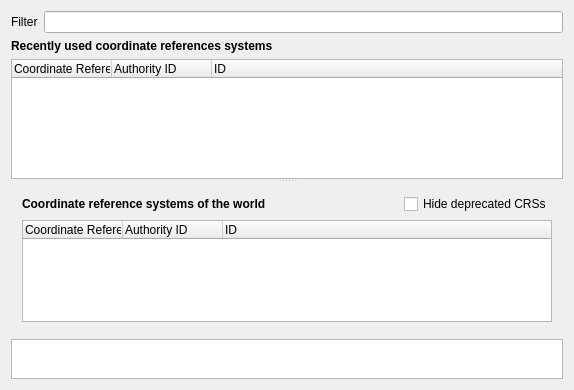
Qt form src/ui/qgsprojectionselectorbase.ui (kadas-albireo/kadas-albireo) before a commit.
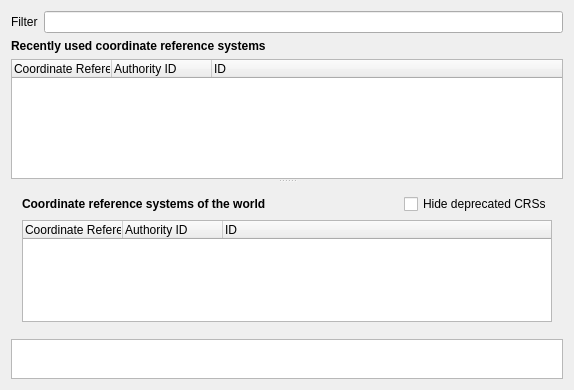
The same form after that commit. Icons and pictures are not drawn.

The edit to the form file:
```diff
--- a/src/ui/qgsprojectionselectorbase.ui
+++ b/src/ui/qgsprojectionselectorbase.ui
@@ -48,7 +48,7 @@
       </font>
      </property>
      <property name="text">
-      <string>Recently used coordinate references systems</string>
+      <string>Recently used coordinate reference systems</string>
      </property>
     </widget>
    </item>
```
